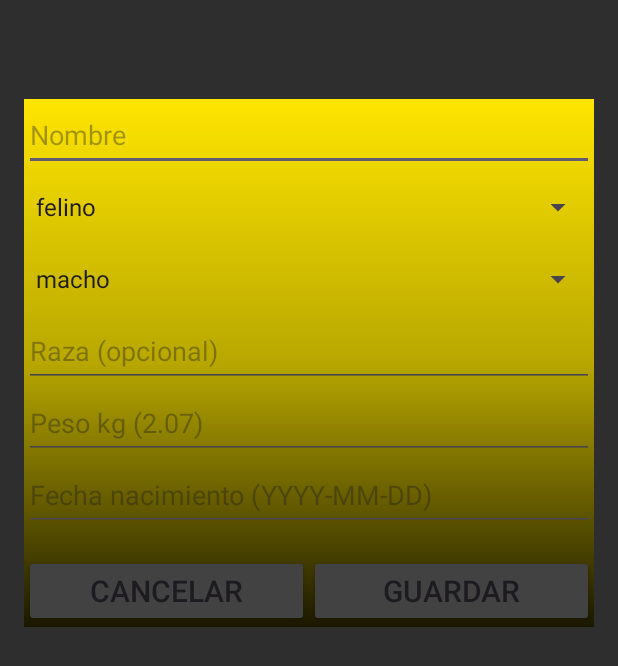
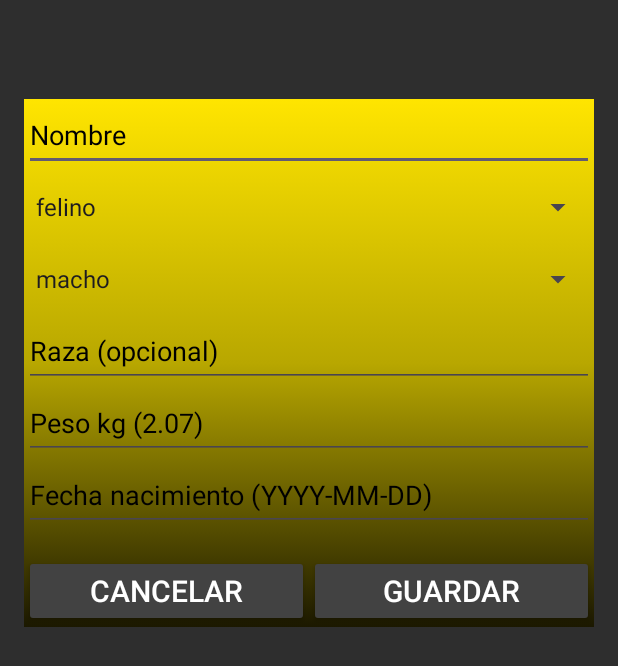
Before and after one commit to Petracker-Monolito-Modular/petcare-android, an Android app: the PetCreateActivity screen opened directly, with no data from a screen before it, on a phone screen of 412 x 824 dp. Shown: the top 666 px of the screen. Run offline under Robolectric (Android 15) with nearby library versions, the phone set to English and light mode, and no system bars.

Commit message:
correccion de bug (#18)
Co-authored-by: Th-7-Wf <jorgepizarro2003@gmail.com>

```diff
--- a/app/src/main/res/layout/activity_menu.xml
+++ b/app/src/main/res/layout/activity_menu.xml
@@ -6,7 +6,7 @@
     <androidx.viewpager2.widget.ViewPager2
         android:id="@+id/viewPager"
         android:layout_width="match_parent"
-        android:layout_height="200dp"
+        android:layout_height="255dp"
         android:layout_marginTop="39dp"
         android:layout_marginBottom="65dp"
         android:background="@color/cardview_shadow_start_color"
@@ -22,6 +22,8 @@
         <Button
             android:id="@+id/btnAddPet"
             android:text="Añadir mascota"
+            android:textColor="@color/white"
+            android:textColorHint="@color/white"
             android:backgroundTint="@color/cardview_dark_background"
             android:layout_width="0dp" android:layout_height="wrap_content"
             android:layout_weight="1"/>
@@ -29,6 +31,8 @@
         <Button
             android:id="@+id/btnListPets"
             android:text="Listar mis mascotas"
+            android:textColor="@color/white"
+            android:textColorHint="@color/white"
             android:backgroundTint="@color/cardview_dark_background"
             android:layout_width="0dp" android:layout_height="wrap_content"
             android:layout_weight="1" android:layout_marginStart="12dp"/>
--- a/app/src/main/res/layout/activity_pet_create.xml
+++ b/app/src/main/res/layout/activity_pet_create.xml
@@ -18,6 +18,8 @@
             android:id="@+id/etName"
             android:layout_width="match_parent"
             android:layout_height="48dp"
+            android:textColor="@color/Green"
+            android:textColorHint="@color/black"
             android:hint="Nombre" />
 
         <Spinner
@@ -34,6 +36,8 @@
             android:id="@+id/etBreed"
             android:layout_width="match_parent"
             android:layout_height="48dp"
+            android:textColor="@color/Green"
+            android:textColorHint="@color/black"
             android:hint="Raza (opcional)" />
 
         <EditText
@@ -41,12 +45,16 @@
             android:layout_width="match_parent"
             android:layout_height="48dp"
             android:hint="Peso kg (2.07)"
+            android:textColor="@color/Green"
+            android:textColorHint="@color/black"
             android:inputType="numberDecimal" />
 
         <EditText
             android:id="@+id/etBirth"
             android:layout_width="match_parent"
             android:layout_height="48dp"
+            android:textColor="@color/Green"
+            android:textColorHint="@color/black"
             android:clickable="true"
             android:focusable="false"
             android:hint="Fecha nacimiento (YYYY-MM-DD)"
@@ -66,6 +74,8 @@
                 android:layout_weight="1"
                 android:backgroundTint="@color/cardview_dark_background"
                 android:text="@string/cancel"
+                android:textColor="@color/white"
+                android:textColorHint="@color/white"
                 android:textSize="20sp" />
 
             <Button
@@ -75,6 +85,8 @@
                 android:layout_weight="1"
                 android:backgroundTint="@color/cardview_dark_background"
                 android:text="@string/save"
+                android:textColor="@color/white"
+                android:textColorHint="@color/white"
                 android:textSize="20sp" />
         </LinearLayout>
 
--- a/app/src/main/res/layout/activity_pets_list.xml
+++ b/app/src/main/res/layout/activity_pets_list.xml
@@ -16,7 +16,7 @@
         android:background="@drawable/gradient_background_invertido">
 
         <LinearLayout
-            android:layout_width="205dp"
+            android:layout_width="295dp"
             android:layout_height="420dp"
             android:layout_marginStart="187dp"
             android:layout_marginTop="29dp"
@@ -33,7 +33,7 @@
 
             <ListView
                 android:id="@+id/listPets"
-                android:layout_width="185dp"
+                android:layout_width="265dp"
                 android:layout_height="389dp"
                 android:layout_margin="16dp"
                 android:background="#FFFFFF" />
```
Also changed, not shown: app/src/main/res/layout/activity_login.xml (+8 -3 lines), app/src/main/res/layout/activity_pet_edit.xml (+8 -0 lines), app/src/main/res/layout/activity_register.xml (+8 -0 lines), app/src/main/res/drawable/slide1.jpg (deleted), app/src/main/res/drawable/slide1.png (added), app/src/main/res/drawable/slide2.jpg (deleted), app/src/main/res/drawable/slide2.png (added), app/src/main/res/drawable/slide3.png (deleted), 1 other file.
